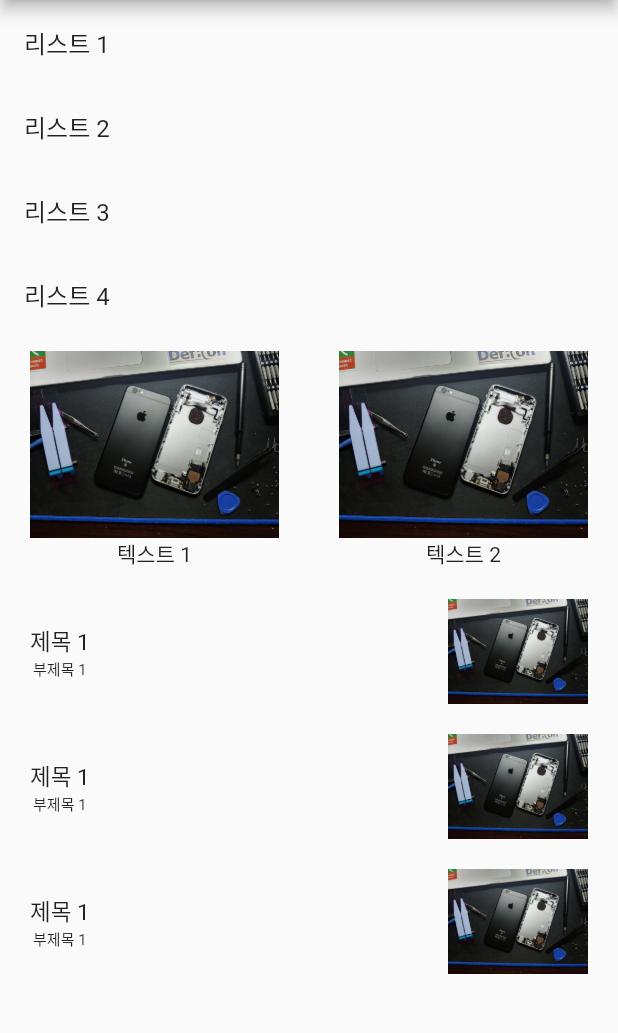
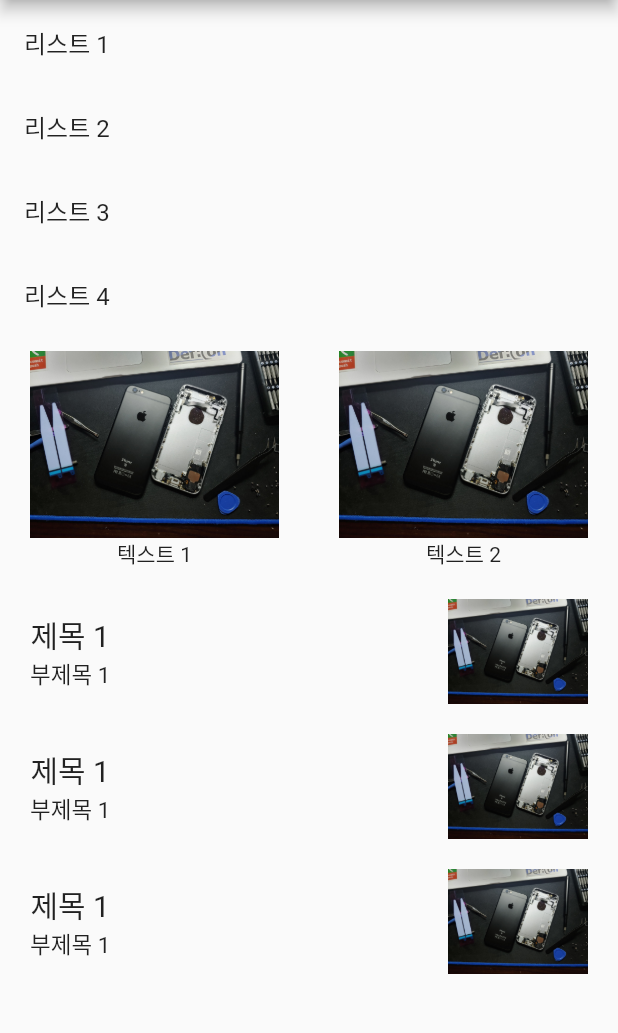
Before and after one commit to yymin1022/Flutter_Study_Layout, a Flutter app: the screen it shows after launch, on a phone screen of 412 x 824 dp, the part 84-1117 px from its top. Run offline on Flutter 3.47's test engine with Material 2 defaults, Android fonts, the phone set to English and light mode, and no system bars.

Commit message:
Fixed TextSize

```diff
--- a/lib/main.dart
+++ b/lib/main.dart
@@ -120,11 +120,11 @@ class _MyHomePageState extends State<MyHomePage> {
                   children: <Widget>[
                     Text(
                       "제목 1",
-                      style: TextStyle(fontSize: 15),
+                      style: TextStyle(fontSize: 20),
                     ),
                     Text(
                       "부제목 1",
-                      style: TextStyle(fontSize: 10),
+                      style: TextStyle(fontSize: 15),
                     )
                   ]
                 ),
@@ -141,11 +141,11 @@ class _MyHomePageState extends State<MyHomePage> {
                     children: <Widget>[
                       Text(
                         "제목 1",
-                        style: TextStyle(fontSize: 15),
+                        style: TextStyle(fontSize: 20),
                       ),
                       Text(
                         "부제목 1",
-                        style: TextStyle(fontSize: 10),
+                        style: TextStyle(fontSize: 15),
                       )
                     ]
                 ),
@@ -162,11 +162,11 @@ class _MyHomePageState extends State<MyHomePage> {
                     children: <Widget>[
                       Text(
                         "제목 1",
-                        style: TextStyle(fontSize: 15),
+                        style: TextStyle(fontSize: 20),
                       ),
                       Text(
                         "부제목 1",
-                        style: TextStyle(fontSize: 10),
+                        style: TextStyle(fontSize: 15),
                       )
                     ]
                 ),
```
